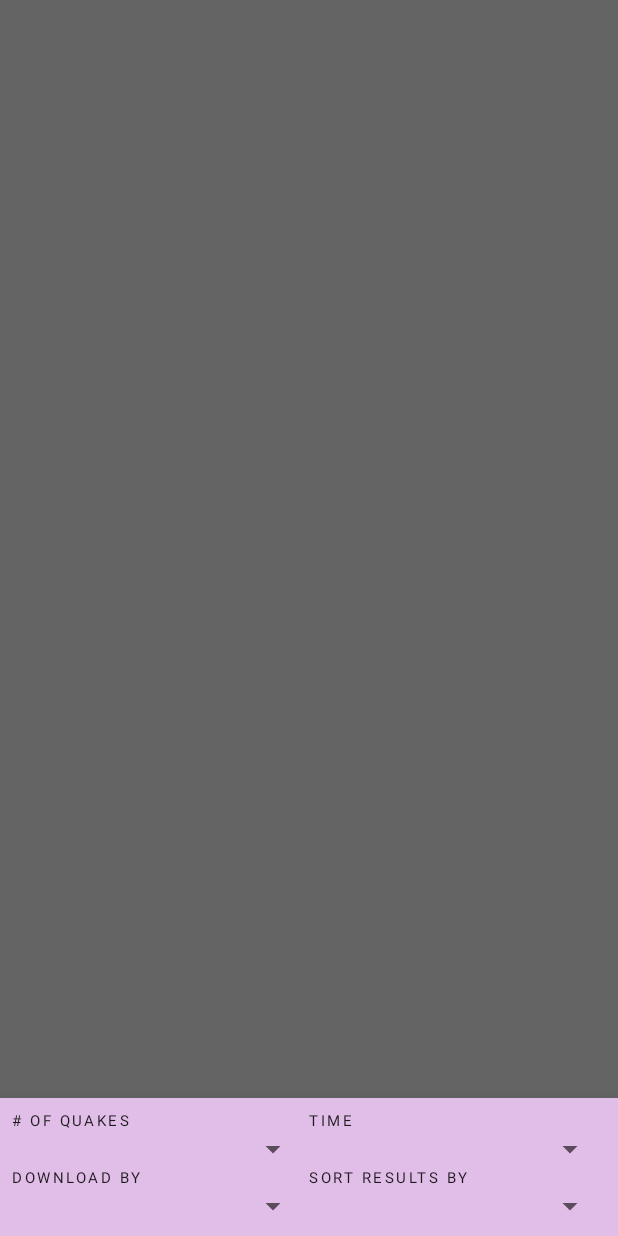
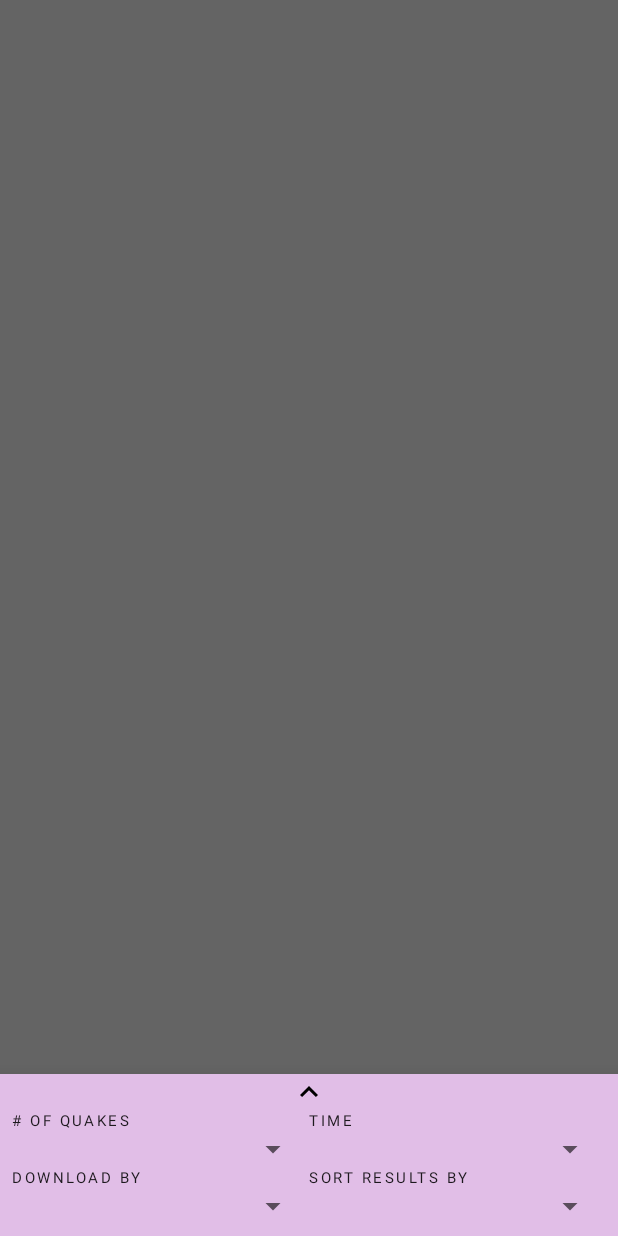
Before and after one commit to rohan-kadkol/EarthquakeTracker, an Android app: the fragment BottomSheet shown on its own in the app's theme, on a phone screen of 412 x 824 dp. Run offline under Robolectric (Android 15) with nearby library versions, the phone set to English and light mode, and no system bars; 5 statements that could not run were skipped.

Commit message:
Implemented Animated Vector Drawable for the up/down arrow

```diff
--- a/app/build.gradle
+++ b/app/build.gradle
@@ -10,6 +10,8 @@ android {
         versionCode 1
         versionName "1.0"
         testInstrumentationRunner "androidx.test.runner.AndroidJUnitRunner"
+
+        vectorDrawables.useSupportLibrary = true
     }
     buildTypes {
         debug {
--- a/app/src/main/java/com/rohan/earthquaketracker/utils/SortingUtils.java
+++ b/app/src/main/java/com/rohan/earthquaketracker/utils/SortingUtils.java
@@ -14,7 +14,6 @@ public final class SortingUtils {
     public static final int LOWEST_MAGNITUDE_FIRST = 2;
     public static final int HIGHEST_MAGNITUDE_FIRST = 3;
 
-    public static int sCurrentDownloadSort;
     public static int sCurrentLocalSort;
 
     private SortingUtils() {
@@ -78,6 +77,7 @@ public final class SortingUtils {
     public static Earthquake[] sort(Earthquake[] earthquakes) {
         if (earthquakes == null) {
             Log.d(TAG, "sortAndUpdate: earthquakes passed is null");
+            return new Earthquake[] {};
         }
 
         Earthquake[] newEarthquakes = new Earthquake[0];
@@ -88,10 +88,6 @@ public final class SortingUtils {
             newEarthquakes = SortingUtils.reverseArray(newEarthquakes);
         }
         return newEarthquakes;
-    }
-
-    public static void setCurrentDownloadSort(int currentDownloadSort) {
-        sCurrentDownloadSort = currentDownloadSort;
     }
 
     public static void setCurrentLocalSort(int currentLocalSort) {
--- a/app/src/main/java/com/rohan/earthquaketracker/utils/StringUtils.java
+++ b/app/src/main/java/com/rohan/earthquaketracker/utils/StringUtils.java
@@ -17,6 +17,8 @@ import java.util.List;
 import java.util.Locale;
 
 public final class StringUtils {
+    // TODO: Remove redundant code. Eg. getFormattedSubBody and getFormattedMainBody
+
     private StringUtils() {
     }
 
@@ -55,7 +57,7 @@ public final class StringUtils {
         if (distance != -1) {
             firstLinePrinted = true;
             String unit = context.getString(R.string.unit_mi); //TODO: Use the user's preferred unit
-            builder.append(distance).append(context.getString(R.string.distance, distance, unit));
+            builder.append(context.getString(R.string.distance, distance, unit));
         }
         if (felt > 0) {
             if (firstLinePrinted) {
@@ -95,7 +97,7 @@ public final class StringUtils {
         if (distance != -1) {
             firstLinePrinted = true;
             String unit = context.getString(R.string.unit_mi); //TODO: Use the user's preferred unit
-            builder.append(distance).append(context.getString(R.string.distance, distance, unit));
+            builder.append(context.getString(R.string.distance, distance, unit));
         }
         if (tsunami == 1) {
             if (firstLinePrinted) {
--- a/app/src/main/res/drawable/ic_keyboard_arrow_up_24dp.xml
+++ b/app/src/main/res/drawable/ic_arrow_down.xml
@@ -4,6 +4,7 @@
         android:viewportWidth="24.0"
         android:viewportHeight="24.0">
     <path
+        android:name="@string/down"
         android:fillColor="#FF000000"
-        android:pathData="M7.41,15.41L12,10.83l4.59,4.58L18,14l-6,-6 -6,6z"/>
+        android:pathData="@string/path_arrow_down"/>
 </vector>
--- /dev/null
+++ b/app/src/main/res/drawable/ic_arrow_up.xml
@@ -0,0 +1,10 @@
+<vector xmlns:android="http://schemas.android.com/apk/res/android"
+        android:width="24dp"
+        android:height="24dp"
+        android:viewportWidth="24.0"
+        android:viewportHeight="24.0">
+    <path
+        android:name="@string/up"
+        android:fillColor="#FF000000"
+        android:pathData="@string/path_arrow_up"/>
+</vector>
--- a/app/src/main/res/layout/activity_main.xml
+++ b/app/src/main/res/layout/activity_main.xml
@@ -53,7 +53,7 @@
             android:layout_width="30dp"
             android:layout_height="30dp"
             android:background="@drawable/shape_circle"
-            android:src="@drawable/ic_vertical_align_top_24dp"
+            app:srcCompat="@drawable/ic_vertical_align_top_24dp"
             android:layout_centerHorizontal="true"
             android:layout_alignParentBottom="true"
             android:elevation="6dp"
@@ -64,6 +64,7 @@
     </RelativeLayout>
 
     <include
+        android:id="@+id/bottom_sheet"
         layout="@layout/bottom_sheet"
         android:layout_width="match_parent"
         android:layout_height="wrap_content"
--- a/app/src/main/res/layout/bottom_sheet.xml
+++ b/app/src/main/res/layout/bottom_sheet.xml
@@ -1,11 +1,14 @@
 <?xml version="1.0" encoding="utf-8"?>
 <androidx.constraintlayout.widget.ConstraintLayout xmlns:android="http://schemas.android.com/apk/res/android"
     xmlns:app="http://schemas.android.com/apk/res-auto"
+    xmlns:tools="http://schemas.android.com/tools"
     android:layout_width="match_parent"
     android:layout_height="match_parent"
     android:background="@color/primary_light"
     android:orientation="vertical"
-    android:padding="@dimen/sub_margin">
+    android:paddingStart="@dimen/sub_margin"
+    android:paddingEnd="@dimen/sub_margin"
+    android:paddingBottom="@dimen/sub_margin">
 
     <androidx.constraintlayout.widget.Guideline
         android:id="@+id/guideline"
@@ -13,6 +16,15 @@
         android:layout_height="wrap_content"
         android:orientation="vertical"
         app:layout_constraintGuide_percent="0.5" />
+
+    <ImageView
+        android:id="@+id/iv_up_down"
+        android:layout_width="wrap_content"
+        android:layout_height="wrap_content"
+        app:srcCompat="@drawable/ic_arrow_up"
+        app:layout_constraintEnd_toEndOf="parent"
+        app:layout_constraintStart_toStartOf="parent"
+        app:layout_constraintTop_toTopOf="parent" />
 
     <TextView
         android:id="@+id/tv_title_limit"
@@ -23,7 +35,7 @@
         app:layout_constraintEnd_toStartOf="@id/guideline"
         app:layout_constraintHorizontal_bias="0"
         app:layout_constraintStart_toStartOf="parent"
-        app:layout_constraintTop_toTopOf="parent" />
+        app:layout_constraintTop_toBottomOf="@id/iv_up_down" />
 
     <Spinner
         android:id="@+id/spinner_limit"
@@ -31,7 +43,7 @@
         android:layout_height="wrap_content"
         app:layout_constraintEnd_toEndOf="@id/tv_title_limit"
         app:layout_constraintStart_toStartOf="@id/tv_title_limit"
-        app:layout_constraintTop_toBottomOf="@id/tv_title_limit" />
+        app:layout_constraintTop_toBottomOf="@id/barrier_first_row" />
 
     <TextView
         android:id="@+id/tv_title_time"
@@ -42,7 +54,7 @@
         app:layout_constraintEnd_toEndOf="parent"
         app:layout_constraintHorizontal_bias="0"
         app:layout_constraintStart_toEndOf="@id/guideline"
-        app:layout_constraintTop_toTopOf="parent" />
+        app:layout_constraintBaseline_toBaselineOf="@id/tv_title_limit" />
 
     <Spinner
         android:id="@+id/spinner_time"
@@ -50,7 +62,7 @@
         android:layout_height="wrap_content"
         app:layout_constraintEnd_toEndOf="@id/tv_title_time"
         app:layout_constraintStart_toStartOf="@id/tv_title_time"
-        app:layout_constraintTop_toBottomOf="@id/tv_title_time" />
+        app:layout_constraintTop_toBottomOf="@id/barrier_first_row" />
 
     <TextView
         android:id="@+id/tv_title_download_sort"
@@ -69,7 +81,7 @@
         android:layout_height="wrap_content"
         app:layout_constraintEnd_toEndOf="@id/tv_title_download_sort"
         app:layout_constraintStart_toStartOf="@id/tv_title_download_sort"
-        app:layout_constraintTop_toBottomOf="@id/tv_title_download_sort" />
+        app:layout_constraintTop_toBottomOf="@id/barrier_second_row" />
 
     <TextView
         android:id="@+id/tv_title_local_sort"
@@ -80,7 +92,7 @@
         app:layout_constraintEnd_toEndOf="@id/tv_title_time"
         app:layout_constraintHorizontal_bias="0"
         app:layout_constraintStart_toStartOf="@id/tv_title_time"
-        app:layout_constraintTop_toBottomOf="@id/spinner_time" />
+        app:layout_constraintBaseline_toBaselineOf="@id/tv_title_download_sort" />
 
     <Spinner
         android:id="@+id/spinner_local_sort"
@@ -88,6 +100,24 @@
         android:layout_height="wrap_content"
         app:layout_constraintEnd_toEndOf="@id/tv_title_local_sort"
         app:layout_constraintStart_toStartOf="@id/tv_title_local_sort"
-        app:layout_constraintTop_toBottomOf="@id/tv_title_local_sort" />
+        app:layout_constraintTop_toBottomOf="@id/barrier_second_row" />
+
+    <androidx.constraintlayout.widget.Barrier
+        android:id="@+id/barrier_first_row"
+        android:layout_width="wrap_content"
+        android:layout_height="wrap_content"
+        app:barrierDirection="bottom"
+        app:constraint_referenced_ids="tv_title_limit,tv_title_time"
+        tools:layout_editor_absoluteX="8dp"
+        tools:layout_editor_absoluteY="723dp" />
+
+    <androidx.constraintlayout.widget.Barrier
+        android:id="@+id/barrier_second_row"
+        android:layout_width="wrap_content"
+        android:layout_height="wrap_content"
+        app:barrierDirection="bottom"
+        app:constraint_referenced_ids="tv_title_download_sort,tv_title_local_sort"
+        tools:layout_editor_absoluteX="8dp"
+        tools:layout_editor_absoluteY="723dp" />
 
 </androidx.constraintlayout.widget.ConstraintLayout>
--- /dev/null
+++ b/app/src/main/res/values/arrow_up_down.xml
@@ -0,0 +1,13 @@
+<?xml version="1.0" encoding="utf-8"?>
+<resources>
+    <!-- geometry -->
+    <string name="path_arrow_up">M7.41,15.41L12,10.83l4.59,4.58L18,14l-6,-6 -6,6z</string>
+    <string name="path_arrow_down">M7.41,7.84L12,12.42l4.59,-4.58L18,9.25l-6,6 -6,-6z</string>
+
+    <!-- time -->
+    <integer name="duration">450</integer>
+
+    <!-- names -->
+    <string name="up">up</string>
+    <string name="down">down</string>
+</resources>
```
Also changed, not shown: app/src/main/java/com/rohan/earthquaketracker/MainActivity.java (+66 -0 lines), app/src/main/res/animator/down_to_up.xml (added, +8 -0 lines), app/src/main/res/animator/up_to_down.xml (added, +8 -0 lines), app/src/main/res/drawable/avd_down_to_up.xml (added, +9 -0 lines), app/src/main/res/drawable/avd_up_to_down.xml (added, +9 -0 lines).
